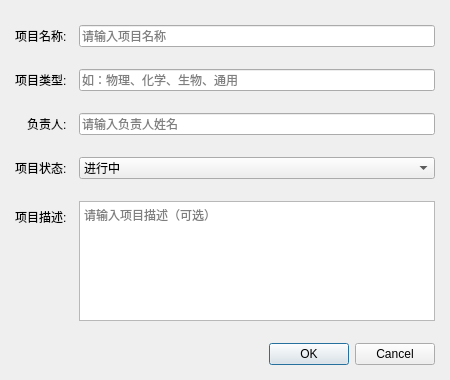
Old version of the form src/ui/dialogs/ProjectDialog.ui in the repository gong1-1989/ExperimentReportTool.
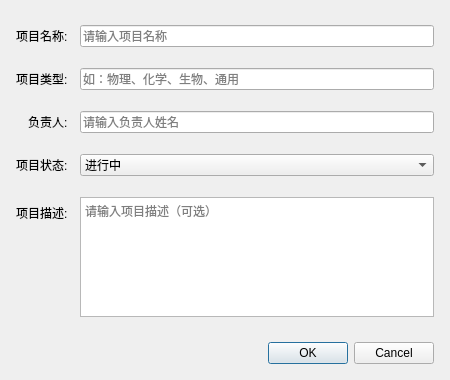
New version of the form.

What changed in the file:
```diff
--- a/src/ui/dialogs/ProjectDialog.ui
+++ b/src/ui/dialogs/ProjectDialog.ui
@@ -24,16 +24,16 @@
     <number>12</number>
    </property>
    <property name="leftMargin">
-    <number>15</number>
+    <number>16</number>
    </property>
    <property name="topMargin">
-    <number>15</number>
+    <number>16</number>
    </property>
    <property name="rightMargin">
-    <number>15</number>
+    <number>16</number>
    </property>
    <property name="bottomMargin">
-    <number>15</number>
+    <number>16</number>
    </property>
    <item>
     <layout class="QFormLayout" name="formLayout">
```
